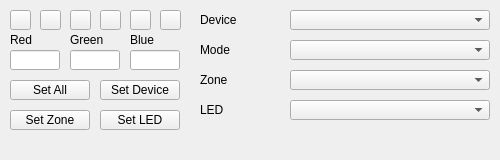
Qt form qt/OpenRGBDialog.ui (CalcProgrammer1/OpenRGB) before a commit.
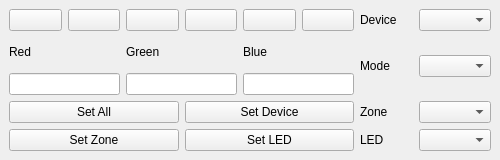
The same form after that commit.

Commit message:
Qt: fix layout issues on KDE
Use GridLayout and allow app resize when user resize/expand the window
Also fixes some buttons size

TEST: compiled on KDE 5.17.90, after this commit all pages
      resize correctly when window is resized

```diff
--- a/qt/OpenRGBDialog.ui
+++ b/qt/OpenRGBDialog.ui
@@ -14,297 +14,148 @@
    <string>OpenRGB</string>
   </property>
   <widget class="QWidget" name="centralWidget">
-   <widget class="QPushButton" name="ButtonSetAll">
-    <property name="geometry">
-     <rect>
-      <x>10</x>
-      <y>80</y>
-      <width>80</width>
-      <height>20</height>
-     </rect>
-    </property>
+   <layout class="QGridLayout" name="gridLayout">
+    <item row="0" column="0">
+     <widget class="QPushButton" name="ButtonRed">
+      <property name="text">
+       <string/>
+      </property>
+     </widget>
+    </item>
+    <item row="0" column="1">
+     <widget class="QPushButton" name="ButtonYellow">
     <property name="text">
-     <string>Set All</string>
-    </property>
-   </widget>
-   <widget class="QPushButton" name="ButtonSetZone">
-    <property name="geometry">
-     <rect>
-      <x>10</x>
-      <y>110</y>
-      <width>80</width>
-      <height>20</height>
-     </rect>
-    </property>
+       <string/>
+      </property>
+     </widget>
+    </item>
+    <item row="0" column="2">
+     <widget class="QPushButton" name="ButtonGreen">
+      <property name="text">
+       <string/>
+      </property>
+     </widget>
+    </item>
+    <item row="0" column="3">
+     <widget class="QPushButton" name="ButtonCyan">
     <property name="text">
-     <string>Set Zone</string>
-    </property>
-   </widget>
-   <widget class="QLineEdit" name="EditLED0R">
-    <property name="geometry">
-     <rect>
-      <x>10</x>
-      <y>50</y>
-      <width>50</width>
-      <height>20</height>
-     </rect>
-    </property>
-   </widget>
-   <widget class="QLineEdit" name="EditLED0G">
-    <property name="geometry">
-     <rect>
-      <x>70</x>
-      <y>50</y>
-      <width>50</width>
-      <height>20</height>
-     </rect>
-    </property>
-   </widget>
-   <widget class="QLineEdit" name="EditLED0B">
-    <property name="geometry">
-     <rect>
-      <x>130</x>
-      <y>50</y>
-      <width>50</width>
-      <height>20</height>
-     </rect>
-    </property>
-   </widget>
+       <string/>
+      </property>
+     </widget>
+    </item>
+    <item row="0" column="4">
+     <widget class="QPushButton" name="ButtonBlue">
+      <property name="text">
+       <string/>
+      </property>
+     </widget>
+    </item>
+    <item row="0" column="5">
+     <widget class="QPushButton" name="ButtonMagenta">
+      <property name="text">
+       <string/>
+      </property>
+     </widget>
+    </item>
+    <item row="0" column="6">
+     <widget class="QLabel" name="LabelAuraDevice">
+      <property name="text">
+       <string>Device</string>
+      </property>
+     </widget>
+    </item>
+    <item row="0" column="7">
+     <widget class="QComboBox" name="ComboDevices"/>
+    </item>
+    <item row="1" column="0" colspan="2">
    <widget class="QLabel" name="LabelRed">
-    <property name="geometry">
-     <rect>
-      <x>10</x>
-      <y>30</y>
-      <width>50</width>
-      <height>20</height>
-     </rect>
-    </property>
     <property name="text">
      <string>Red</string>
     </property>
    </widget>
+    </item>
+    <item row="1" column="2" colspan="2">
    <widget class="QLabel" name="LabelGreen">
-    <property name="geometry">
-     <rect>
-      <x>70</x>
-      <y>30</y>
-      <width>50</width>
-      <height>20</height>
-     </rect>
-    </property>
     <property name="text">
      <string>Green</string>
     </property>
    </widget>
+    </item>
+    <item row="1" column="4" colspan="2">
    <widget class="QLabel" name="LabelBlue">
-    <property name="geometry">
-     <rect>
-      <x>130</x>
-      <y>30</y>
-      <width>50</width>
-      <height>20</height>
-     </rect>
-    </property>
     <property name="text">
      <string>Blue</string>
     </property>
    </widget>
-   <widget class="QComboBox" name="ComboDevices">
-    <property name="geometry">
-     <rect>
-      <x>290</x>
-      <y>10</y>
-      <width>200</width>
-      <height>20</height>
-     </rect>
-    </property>
-   </widget>
-   <widget class="QLabel" name="LabelAuraDevice">
-    <property name="geometry">
-     <rect>
-      <x>200</x>
-      <y>10</y>
-      <width>90</width>
-      <height>20</height>
-     </rect>
-    </property>
-    <property name="text">
-     <string>Device</string>
-    </property>
-   </widget>
-   <widget class="QComboBox" name="ComboModes">
-    <property name="geometry">
-     <rect>
-      <x>290</x>
-      <y>40</y>
-      <width>200</width>
-      <height>20</height>
-     </rect>
-    </property>
-   </widget>
+    </item>
+    <item row="1" column="6" rowspan="2">
    <widget class="QLabel" name="LabelMode">
-    <property name="geometry">
-     <rect>
-      <x>200</x>
-      <y>40</y>
-      <width>90</width>
-      <height>20</height>
-     </rect>
-    </property>
     <property name="text">
      <string>Mode</string>
     </property>
    </widget>
-   <widget class="QComboBox" name="ComboZones">
-    <property name="geometry">
-     <rect>
-      <x>290</x>
-      <y>70</y>
-      <width>200</width>
-      <height>20</height>
-     </rect>
-    </property>
-   </widget>
+    </item>
+    <item row="1" column="7" rowspan="2">
+     <widget class="QComboBox" name="ComboModes"/>
+    </item>
+    <item row="2" column="0" colspan="2">
+     <widget class="QLineEdit" name="EditLED0R"/>
+    </item>
+    <item row="2" column="2" colspan="2">
+     <widget class="QLineEdit" name="EditLED0G"/>
+    </item>
+    <item row="2" column="4" colspan="2">
+     <widget class="QLineEdit" name="EditLED0B"/>
+    </item>
+    <item row="3" column="0" colspan="3">
+     <widget class="QPushButton" name="ButtonSetAll">
+      <property name="text">
+       <string>Set All</string>
+      </property>
+     </widget>
+    </item>
+    <item row="3" column="3" colspan="3">
+     <widget class="QPushButton" name="ButtonSetDevice">
+      <property name="text">
+       <string>Set Device</string>
+      </property>
+     </widget>
+    </item>
+    <item row="3" column="6">
    <widget class="QLabel" name="LabelZone">
-    <property name="geometry">
-     <rect>
-      <x>200</x>
-      <y>70</y>
-      <width>90</width>
-      <height>20</height>
-     </rect>
-    </property>
     <property name="text">
      <string>Zone</string>
     </property>
    </widget>
-   <widget class="QComboBox" name="ComboLEDs">
-    <property name="geometry">
-     <rect>
-      <x>290</x>
-      <y>100</y>
-      <width>200</width>
-      <height>20</height>
-     </rect>
-    </property>
-   </widget>
-   <widget class="QLabel" name="LabelLED">
-    <property name="geometry">
-     <rect>
-      <x>200</x>
-      <y>100</y>
-      <width>90</width>
-      <height>20</height>
-     </rect>
-    </property>
+    </item>
+    <item row="3" column="7">
+     <widget class="QComboBox" name="ComboZones"/>
+    </item>
+    <item row="4" column="0" colspan="3">
+     <widget class="QPushButton" name="ButtonSetZone">
     <property name="text">
-     <string>LED</string>
-    </property>
-   </widget>
+       <string>Set Zone</string>
+      </property>
+     </widget>
+    </item>
+    <item row="4" column="3" colspan="3">
    <widget class="QPushButton" name="ButtonSetLED">
-    <property name="geometry">
-     <rect>
-      <x>100</x>
-      <y>110</y>
-      <width>80</width>
-      <height>20</height>
-     </rect>
-    </property>
     <property name="text">
      <string>Set LED</string>
     </property>
    </widget>
-   <widget class="QPushButton" name="ButtonSetDevice">
-    <property name="geometry">
-     <rect>
-      <x>100</x>
-      <y>80</y>
-      <width>80</width>
-      <height>20</height>
-     </rect>
-    </property>
+    </item>
+    <item row="4" column="6">
+     <widget class="QLabel" name="LabelLED">
     <property name="text">
-     <string>Set Device</string>
-    </property>
-   </widget>
-   <widget class="QPushButton" name="ButtonRed">
-    <property name="geometry">
-     <rect>
-      <x>10</x>
-      <y>10</y>
-      <width>21</width>
-      <height>20</height>
-     </rect>
-    </property>
-    <property name="text">
-     <string/>
-    </property>
-   </widget>
-   <widget class="QPushButton" name="ButtonYellow">
-    <property name="geometry">
-     <rect>
-      <x>40</x>
-      <y>10</y>
-      <width>21</width>
-      <height>20</height>
-     </rect>
-    </property>
-    <property name="text">
-     <string/>
-    </property>
-   </widget>
-   <widget class="QPushButton" name="ButtonGreen">
-    <property name="geometry">
-     <rect>
-      <x>70</x>
-      <y>10</y>
-      <width>21</width>
-      <height>20</height>
-     </rect>
-    </property>
-    <property name="text">
-     <string/>
-    </property>
-   </widget>
-   <widget class="QPushButton" name="ButtonCyan">
-    <property name="geometry">
-     <rect>
-      <x>100</x>
-      <y>10</y>
-      <width>21</width>
-      <height>20</height>
-     </rect>
-    </property>
-    <property name="text">
-     <string/>
-    </property>
-   </widget>
-   <widget class="QPushButton" name="ButtonBlue">
-    <property name="geometry">
-     <rect>
-      <x>130</x>
-      <y>10</y>
-      <width>21</width>
-      <height>20</height>
-     </rect>
-    </property>
-    <property name="text">
-     <string/>
-    </property>
-   </widget>
-   <widget class="QPushButton" name="ButtonMagenta">
-    <property name="geometry">
-     <rect>
-      <x>160</x>
-      <y>10</y>
-      <width>21</width>
-      <height>20</height>
-     </rect>
-    </property>
-    <property name="text">
-     <string/>
-    </property>
-   </widget>
+       <string>LED</string>
+      </property>
+     </widget>
+    </item>
+    <item row="4" column="7">
+     <widget class="QComboBox" name="ComboLEDs"/>
+    </item>
+   </layout>
   </widget>
  </widget>
  <resources/>
```
Lines whose indentation alone changed are shown as unchanged. The commit also changes 4 other files.
